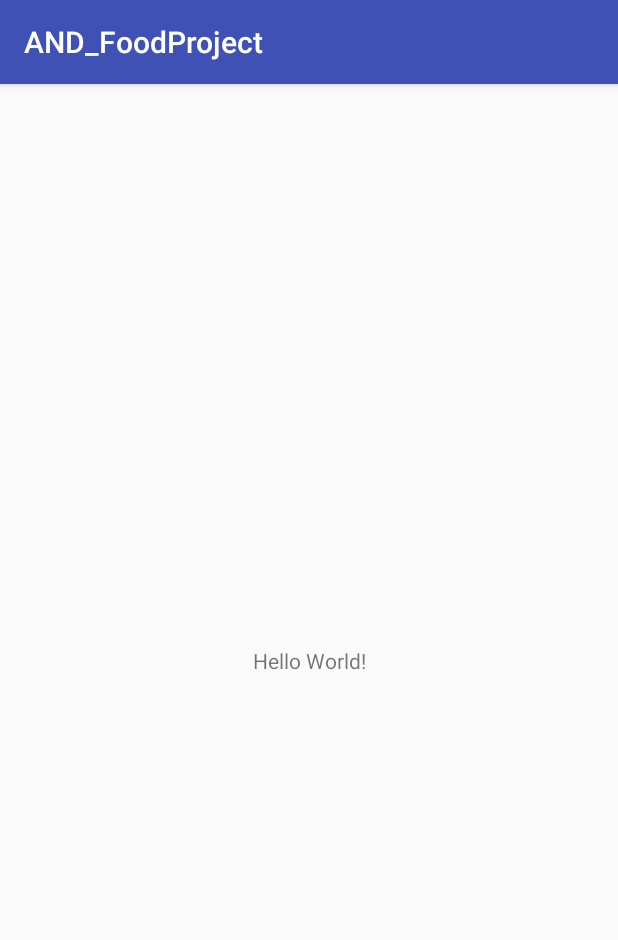
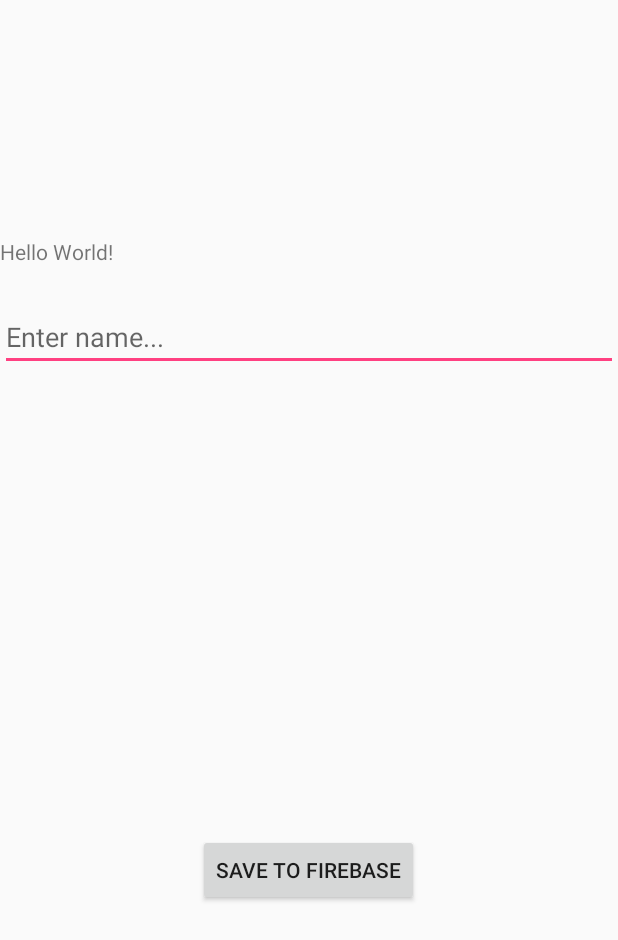
Before and after one commit to NS-Mojtaba/AND_FoodProject, an Android app: the screen it shows after launch (MainActivity), on a phone screen of 412 x 824 dp. Shown: the top 940 px of the screen. Run offline under Robolectric (Android 15) with nearby library versions, the phone set to English and light mode, and no system bars; our stand-ins replace Firebase (no records; nobody signed in at launch, a user with empty details on screens opened directly).

Commit message:
Innitial connection to Firebase

```diff
--- a/app/build.gradle
+++ b/app/build.gradle
@@ -1,10 +1,11 @@
 apply plugin: 'com.android.application'
+
 
 android {
     compileSdkVersion 28
     defaultConfig {
         applicationId "com.example.ciber.and_foodproject"
-        minSdkVersion 27
+        minSdkVersion 26
         targetSdkVersion 28
         versionCode 1
         versionName "1.0"
@@ -21,8 +22,12 @@ android {
 dependencies {
     implementation fileTree(dir: 'libs', include: ['*.jar'])
     implementation 'com.android.support:appcompat-v7:28.0.0'
+    implementation 'com.android.support:support-v4:28.0.0'
     implementation 'com.android.support.constraint:constraint-layout:1.1.3'
     testImplementation 'junit:junit:4.12'
     androidTestImplementation 'com.android.support.test:runner:1.0.2'
     androidTestImplementation 'com.android.support.test.espresso:espresso-core:3.0.2'
+    implementation 'com.google.firebase:firebase-firestore:17.1.2'
+    implementation 'com.google.firebase:firebase-core:16.0.4'
 }
+apply plugin: 'com.google.gms.google-services'
--- a/app/src/main/java/com/example/ciber/and_foodproject/MainActivity.java
+++ b/app/src/main/java/com/example/ciber/and_foodproject/MainActivity.java
@@ -1,13 +1,50 @@
 package com.example.ciber.and_foodproject;
 
+import android.support.v4.widget.DrawerLayout;
 import android.support.v7.app.AppCompatActivity;
 import android.os.Bundle;
+import android.view.View;
+import android.widget.Button;
+import android.widget.EditText;
+import android.widget.Toast;
+
+import com.google.android.gms.tasks.OnSuccessListener;
+import com.google.firebase.firestore.DocumentReference;
+import com.google.firebase.firestore.FirebaseFirestore;
+
+import java.util.HashMap;
+import java.util.Map;
 
 public class MainActivity extends AppCompatActivity {
+    private FirebaseFirestore fireBase;
+    private Button saveBtn;
+    private EditText text;
 
     @Override
     protected void onCreate(Bundle savedInstanceState) {
         super.onCreate(savedInstanceState);
         setContentView(R.layout.activity_main);
+        fireBase = FirebaseFirestore.getInstance();
+        saveBtn = findViewById(R.id.saveBtn);
+        text =  findViewById(R.id.inputText);
+
+
+
+        saveBtn.setOnClickListener( new View.OnClickListener(){
+            @Override
+            public void onClick(View view){
+                String txt = text.getText().toString();
+
+                Map<String, String> map = new HashMap<>();
+                map.put("name", txt);
+                fireBase.collection("first").add(map).addOnSuccessListener(new OnSuccessListener<DocumentReference>() {
+                    @Override
+                    public void onSuccess(DocumentReference documentReference) {
+                        Toast.makeText(MainActivity.this, "CREATED",Toast.LENGTH_LONG).show();
+                    }
+                });
+            }
+        });
+
     }
 }
--- a/app/src/main/res/layout/activity_main.xml
+++ b/app/src/main/res/layout/activity_main.xml
@@ -1,5 +1,5 @@
 <?xml version="1.0" encoding="utf-8"?>
-<android.support.constraint.ConstraintLayout xmlns:android="http://schemas.android.com/apk/res/android"
+<RelativeLayout xmlns:android="http://schemas.android.com/apk/res/android"
     xmlns:app="http://schemas.android.com/apk/res-auto"
     xmlns:tools="http://schemas.android.com/tools"
     android:layout_width="match_parent"
@@ -9,10 +9,32 @@
     <TextView
         android:layout_width="wrap_content"
         android:layout_height="wrap_content"
+        android:layout_alignParentTop="true"
+        android:layout_marginTop="158dp"
+        android:layout_marginEnd="150dp"
         android:text="Hello World!"
         app:layout_constraintBottom_toBottomOf="parent"
         app:layout_constraintLeft_toLeftOf="parent"
         app:layout_constraintRight_toRightOf="parent"
         app:layout_constraintTop_toTopOf="parent" />
 
-</android.support.constraint.ConstraintLayout>
+    <EditText
+        android:id="@+id/inputText"
+        android:layout_width="match_parent"
+        android:layout_height="wrap_content"
+        android:layout_alignParentTop="true"
+        android:layout_marginTop="202dp"
+        android:ems="10"
+        android:hint="Enter name..."
+        android:inputType="textPersonName" />
+
+    <Button
+        android:id="@+id/saveBtn"
+        android:layout_width="wrap_content"
+        android:layout_height="wrap_content"
+        android:layout_alignParentBottom="true"
+        android:layout_centerHorizontal="true"
+        android:layout_marginBottom="220dp"
+        android:text="Save to Firebase" />
+
+</RelativeLayout>
--- a/app/src/main/res/values/styles.xml
+++ b/app/src/main/res/values/styles.xml
@@ -1,7 +1,7 @@
 <resources>
 
     <!-- Base application theme. -->
-    <style name="AppTheme" parent="Theme.AppCompat.Light.DarkActionBar">
+    <style name="AppTheme" parent="Theme.AppCompat.Light.NoActionBar">
         <!-- Customize your theme here. -->
         <item name="colorPrimary">@color/colorPrimary</item>
         <item name="colorPrimaryDark">@color/colorPrimaryDark</item>
--- a/build.gradle
+++ b/build.gradle
@@ -8,7 +8,7 @@ buildscript {
     }
     dependencies {
         classpath 'com.android.tools.build:gradle:3.1.4'
-
+        classpath 'com.google.gms:google-services:4.0.1'
 
         // NOTE: Do not place your application dependencies here; they belong
         // in the individual module build.gradle files
```
Also changed, not shown: 1 other file.
